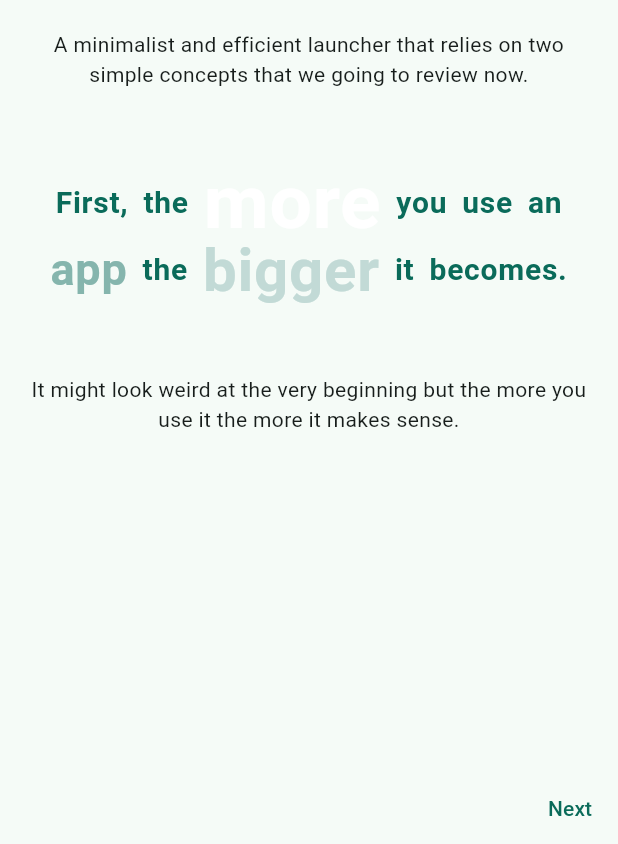
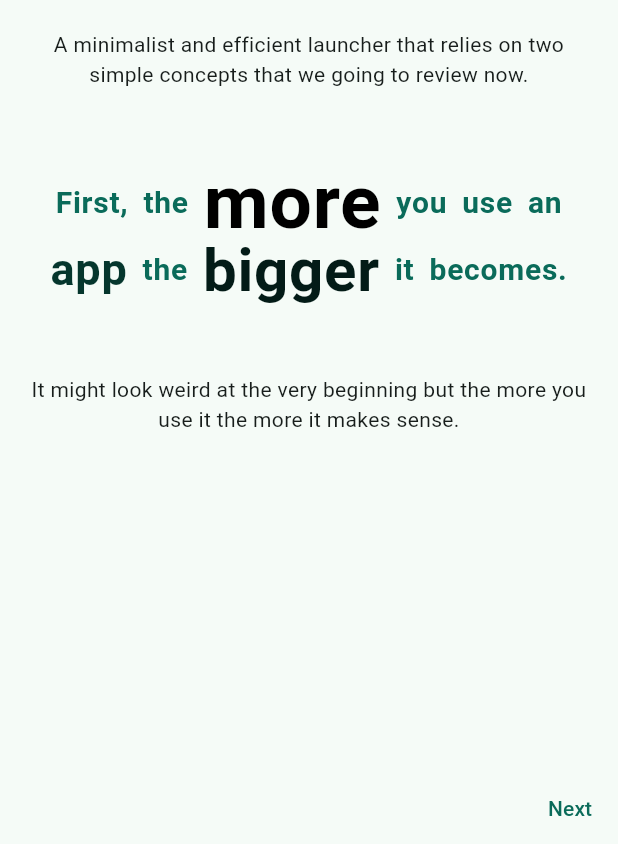
Before and after one commit to lamarios/Senang-Launcher, a Flutter app: the screen it shows after launch, on a phone screen of 412 x 824 dp, the part 392-1236 px from its top. Run offline on Flutter 3.47's test engine with Material 3 defaults, Android fonts, the phone set to English and light mode, and no system bars; drawn by our look-alikes of dynamic_color; our stand-ins replace auto_route, easy_debounce, flutter_bloc, flutter_colorpicker, freezed_annotation, gap and 5 more; missing offline and left inert: access_wallpaper, device_apps, flutter_settings_ui, notification_listener_service, open_settings, sembast_sqflite; accounts and stored records are empty; generated files the repository leaves out were written again; statements that could not run were skipped.

Commit message:
add licences page add inverted tint setting fix first launch screen on light theme

```diff
--- a/lib/first_launch/views/screens/first_launch.dart
+++ b/lib/first_launch/views/screens/first_launch.dart
@@ -94,7 +94,7 @@ class FirstScreen extends StatelessWidget {
     final locals = AppLocalizations.of(context)!;
     final textTheme = Theme.of(context).textTheme;
     final colors = Theme.of(context).colorScheme;
-
+    final brightness = Theme.of(context).brightness;
     return Padding(
       padding: const EdgeInsets.all(16.0),
       child: Column(
@@ -129,19 +129,19 @@ class FirstScreen extends StatelessWidget {
                   style = style?.copyWith(
                       height: 1,
                       fontSize: 50,
-                      color: lighten(colors.primary, 100));
+                      color: tintColor(colors.primary, brightness, 1));
                 }
                 if (e == locals.introAppWord) {
                   style = style?.copyWith(
                       height: 1,
                       fontSize: 30,
-                      color: lighten(colors.primary, 50));
+                      color: tintColor(colors.primary, brightness, 0.5));
                 }
                 if (e == locals.introBiggerWord) {
                   style = style?.copyWith(
                       height: 1,
                       fontSize: 40,
-                      color: lighten(colors.primary, 75));
+                      color: tintColor(colors.primary, brightness, 0.75));
                 }
 
                 return Text(
--- a/lib/l10n/app_en.arb
+++ b/lib/l10n/app_en.arb
@@ -76,5 +76,8 @@
   "coupleLastThings": "Couple of last things:",
   "allowAccessToNotifications": "Give access",
   "allowAccessToNotificationsExplanation": "To show you which apps have notifications, you need to grant it access",
-  "introSetAsDefaultLauncherExplanation": "You can set Senang launcher as your default launcher now or later in the app settings."
+  "introSetAsDefaultLauncherExplanation": "You can set Senang launcher as your default launcher now or later in the app settings.",
+  "licenses": "Show licences",
+  "invertTint": "Invert tint",
+  "invertTintDescription": "Instead of going from color to black (light theme) or white (dark theme), go from black or white to color"
 }
--- a/lib/main.dart
+++ b/lib/main.dart
@@ -1,5 +1,7 @@
 import 'package:dynamic_color/dynamic_color.dart';
+import 'package:flutter/foundation.dart';
 import 'package:flutter/material.dart';
+import 'package:flutter/services.dart';
 import 'package:flutter_bloc/flutter_bloc.dart';
 import 'package:flutter_gen/gen_l10n/app_localizations.dart';
 import 'package:senang_launcher/app_setup.dart';
@@ -11,6 +13,7 @@ void main() async {
   WidgetsFlutterBinding.ensureInitialized();
   await db.setUpDb();
   final settings = SettingsCubit(const SettingsState());
+
   await settings.getSettings();
   runApp(MyApp(
     settingsCubit: settings,
--- a/lib/router.dart
+++ b/lib/router.dart
@@ -1,4 +1,5 @@
 import 'package:auto_route/auto_route.dart';
+import 'package:flutter/foundation.dart';
 import 'package:senang_launcher/app_list/views/screens/app_list.dart';
 import 'package:senang_launcher/first_launch/views/screens/first_launch.dart';
 import 'package:senang_launcher/settings/views/screens/hidden_apps.dart';
@@ -15,9 +16,11 @@ class AppRouter extends _$AppRouter {
 
   @override
   List<AutoRoute> get routes => [
-        AutoRoute(page: AppListRoute.page, initial: !firstLaunch),
+        AutoRoute(
+            page: AppListRoute.page, initial: !kDebugMode && !firstLaunch),
         AutoRoute(page: HiddenAppRoute.page),
         AutoRoute(page: StatsRoute.page),
-        AutoRoute(page: FirstLaunchRoute.page, initial: firstLaunch)
+        AutoRoute(
+            page: FirstLaunchRoute.page, initial: kDebugMode || firstLaunch)
       ];
 }
--- a/lib/settings/state/settings.dart
+++ b/lib/settings/state/settings.dart
@@ -31,6 +31,7 @@ const wallpaperBlurSettingName = 'wallpaper-blur';
 const useDynamicColorSettingName = 'dynamic-colors';
 const listStyleSettingsName = 'app-list-style';
 const firstLaunchSettingName = 'first-launch';
+const invertTintSettingName = 'invert-tint';
 
 const wallPaperDimSettingName = 'wall-paper-dim';
 
@@ -86,6 +87,9 @@ class SettingsState with _$SettingsState {
 
   bool get tintColor =>
       bool.tryParse(settings[tintColorSettingName] ?? 'true') ?? true;
+
+  bool get invertTint =>
+      bool.tryParse(settings[invertTintSettingName] ?? 'false') ?? false;
 
   Color get notificationColor => Color(
       int.tryParse(settings[notificationColorSettingName] ?? '0xFFFFEB3B') ??
--- a/lib/settings/views/screens/settings.dart
+++ b/lib/settings/views/screens/settings.dart
@@ -123,6 +123,11 @@ class SettingsSheet extends StatelessWidget {
               title: Text('${locals.version}: ${packageInfo.version}'),
               description: Text('${locals.build}: ${packageInfo.buildNumber}'),
             ),
+            SettingsTile.navigation(
+              leading: const Icon(Icons.account_balance),
+              title: Text(locals.licenses),
+              onPressed: (context) => showLicensePage(context: context),
+            )
           ]),
         ],
       );
--- a/lib/utils/utils.dart
+++ b/lib/utils/utils.dart
@@ -1,22 +1,31 @@
 import 'package:flutter/material.dart';
 
-/// Darken a color by [percent] amount (100 = black)
+/// Darken a color by [percent] amount (1 = black)
 // ........................................................
-Color darken(Color c, [int percent = 10]) {
-  assert(1 <= percent && percent <= 100);
-  var f = 1 - percent / 100;
+Color darken(Color c, [double percent = 0.1]) {
+  if (percent <= 0) return c;
+  assert(percent <= 1);
+
+  var f = 1 - percent;
   return Color.fromARGB(c.alpha, (c.red * f).round(), (c.green * f).round(),
       (c.blue * f).round());
 }
 
-/// Lighten a color by [percent] amount (100 = white)
+/// Lighten a color by [percent] amount (1 = white)
 // ........................................................
-Color lighten(Color c, [int percent = 10]) {
-  assert(1 <= percent && percent <= 100);
-  var p = percent / 100;
+Color lighten(Color c, [double percent = 0.1]) {
+  if (percent <= 0) return c;
+  assert(percent <= 1);
   return Color.fromARGB(
       c.alpha,
-      c.red + ((255 - c.red) * p).round(),
-      c.green + ((255 - c.green) * p).round(),
-      c.blue + ((255 - c.blue) * p).round());
+      c.red + ((255 - c.red) * percent).round(),
+      c.green + ((255 - c.green) * percent).round(),
+      c.blue + ((255 - c.blue) * percent).round());
 }
+
+Color tintColor(Color c, Brightness brightness, [double percent = 0.1]) {
+  return switch (brightness) {
+    Brightness.dark => lighten(c, percent),
+    Brightness.light => darken(c, percent)
+  };
+}
--- a/pubspec.yaml
+++ b/pubspec.yaml
@@ -1,5 +1,5 @@
 name: senang_launcher
-version: 0.0.22+22
+version: 0.0.23+23
 publish_to: none
 description: Senang Launcher
 environment:
@@ -44,6 +44,6 @@ dev_dependencies:
     sdk: flutter
 flutter:
   assets:
-    - ./lib/assets/app-list.gif
+    - ./lib/assets/
   uses-material-design: true
   generate: true # Add this line
```
Also changed, not shown: lib/app_list/views/components/app.dart (+24 -14 lines), lib/settings/views/screens/color_settings.dart (+7 -0 lines), lib/assets/license.txt (added).
